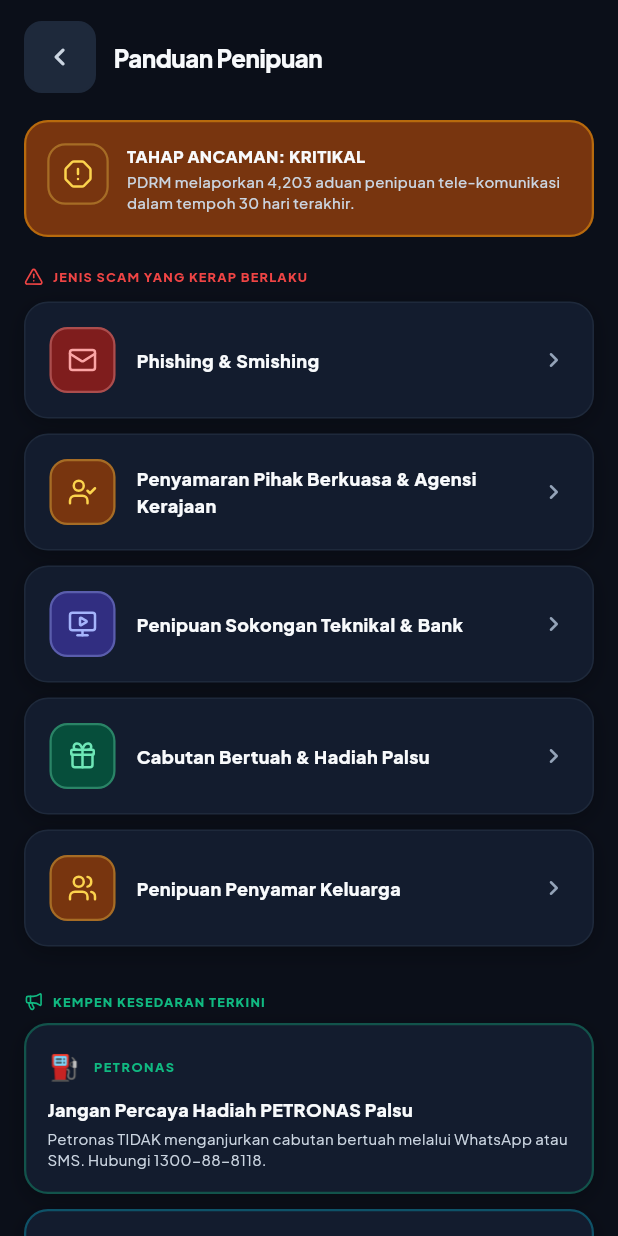
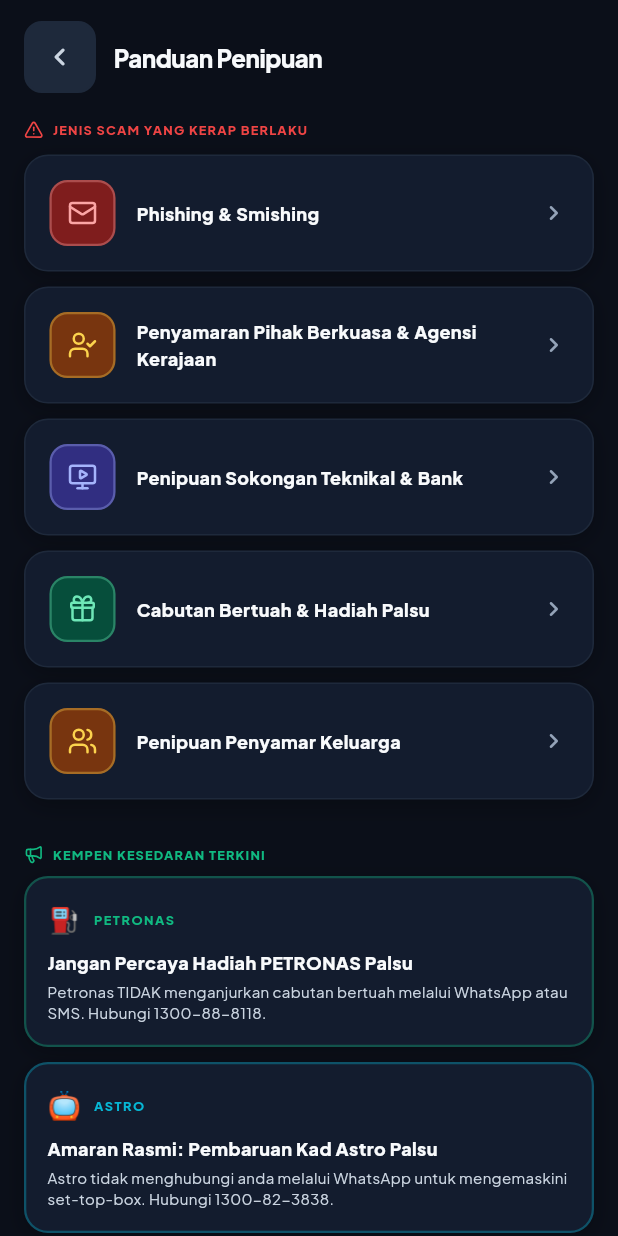
Before and after one commit to D20231106421/safestep, a Flutter app: the screen it shows after launch, after a tap on "MULA LATIHAN", after a tap on the "chevron left" icon, after a tap on "PANDUAN PENIPUAN", on a phone screen of 412 x 824 dp. Run offline on Flutter 3.47's test engine with Material 3 defaults, Android fonts, the phone set to English and light mode, and no system bars; drawn by our look-alikes of flutter_animate; our stand-ins replace flutter_local_notifications, google_fonts, google_generative_ai, lucide_icons_flutter, shared_preferences.

Commit message:
Badge remove and Call mock template fix

```diff
--- a/lib/views/simulation_view.dart
+++ b/lib/views/simulation_view.dart
@@ -620,10 +620,6 @@
       color: const Color(0xFF020617), // slate-950
       padding: const EdgeInsets.all(16),
       child: Column(
-        mainAxisAlignment: MainAxisAlignment.spaceBetween,
-        children: [
-          // Top Headers
-          Column(
         children: [
           Row(
             mainAxisAlignment: MainAxisAlignment.spaceBetween,
@@ -653,12 +649,8 @@
                 onPlay: (controller) => controller.repeat(reverse: true),
               )
               .fadeIn(duration: 800.ms),
-            ],
-          ),
-
+          const SizedBox(height: 16),
           // Caller avatar
-          Column(
-            children: [
           Container(
                 width: 64,
                 height: 64,
@@ -683,7 +675,7 @@
                 end: const Offset(1.1, 1.1),
                 duration: 1.seconds,
               ),
-              const SizedBox(height: 12),
+          const SizedBox(height: 10),
           Text(
             scen.sender,
             style: const TextStyle(
@@ -692,9 +684,7 @@
               fontWeight: FontWeight.w900,
             ),
           ),
-            ],
-          ),
-
+          const SizedBox(height: 20),
           // Transcript Display Area
           Container(
             padding: const EdgeInsets.all(14),
--- a/lib/views/trends_view.dart
+++ b/lib/views/trends_view.dart
@@ -238,69 +238,6 @@
               child: ListView(
                 padding: const EdgeInsets.symmetric(horizontal: 16, vertical: 4),
                 children: [
-                    // Critical Threat Banner — solid fill, no BackdropFilter
-                    Container(
-                      padding: const EdgeInsets.all(14),
-                      decoration: BoxDecoration(
-                        color: AppColors.amberBadgeBgOf(context),
-                        borderRadius: BorderRadius.circular(16),
-                        border: Border.all(
-                          color: AppColors.isDark(context)
-                              ? AppColors.amber.withValues(alpha: 0.5)
-                              : AppColors.amberBorder,
-                          width: 1.5,
-                        ),
-                      ),
-                      child: Row(
-                        crossAxisAlignment: CrossAxisAlignment.start,
-                        children: [
-                          Container(
-                            padding: const EdgeInsets.all(9),
-                            decoration: BoxDecoration(
-                              color: AppColors.amberBadgeBgOf(context),
-                              borderRadius: BorderRadius.circular(12),
-                              border: Border.all(
-                                color: AppColors.amberBadgeTextOf(context).withValues(alpha: 0.35),
-                                width: 1.5,
-                              ),
-                            ),
-                            child: Icon(
-                              LucideIcons.alertOctagon,
-                              color: AppColors.amberBadgeTextOf(context),
-                              size: 20,
-                            ),
-                          ),
-                          const SizedBox(width: 12),
-                          Expanded(
-                            child: Column(
-                              crossAxisAlignment: CrossAxisAlignment.start,
-                              children: [
-                                Text(
-                                  'TAHAP ANCAMAN: KRITIKAL',
-                                  style: TextStyle(
-                                    color: AppColors.textPrimaryOf(context),
-                                    fontSize: 11,
-                                    fontWeight: FontWeight.w900,
-                                  ),
-                                ),
-                                const SizedBox(height: 3),
-                                Text(
-                                  'PDRM melaporkan 4,203 aduan penipuan tele-komunikasi dalam tempoh 30 hari terakhir.',
-                                  style: TextStyle(
-                                    color: AppColors.textSecondaryOf(context),
-                                    fontSize: 10,
-                                    fontWeight: FontWeight.w500,
-                                    height: 1.4,
-                                  ),
-                                ),
-                              ],
-                            ),
-                          ),
-                        ],
-                      ),
-                    ).animate().fadeIn(delay: 100.ms, duration: 350.ms),
-                    const SizedBox(height: 20),
-
                   // Section Title
                   _sectionLabel(
                     'JENIS SCAM YANG KERAP BERLAKU',
```
Lines whose indentation alone changed are shown as unchanged.
